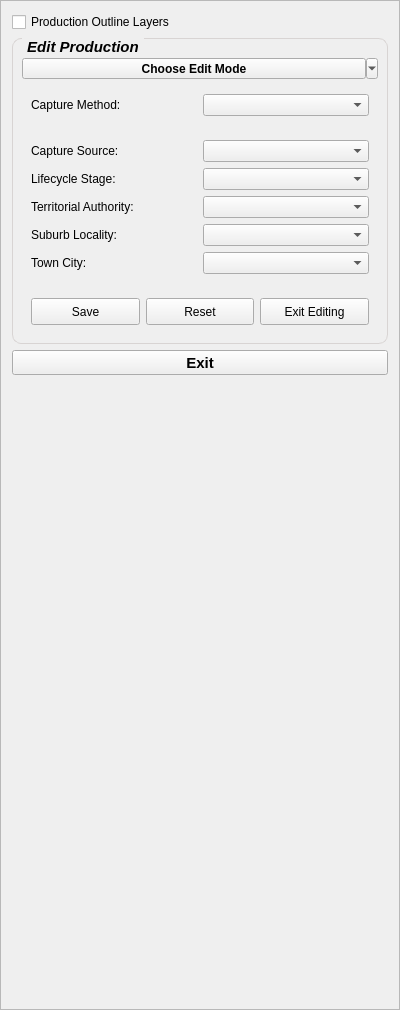
First picture: the form in buildings/gui/production_edits.ui, repository linz/nz-buildings, before the edit.
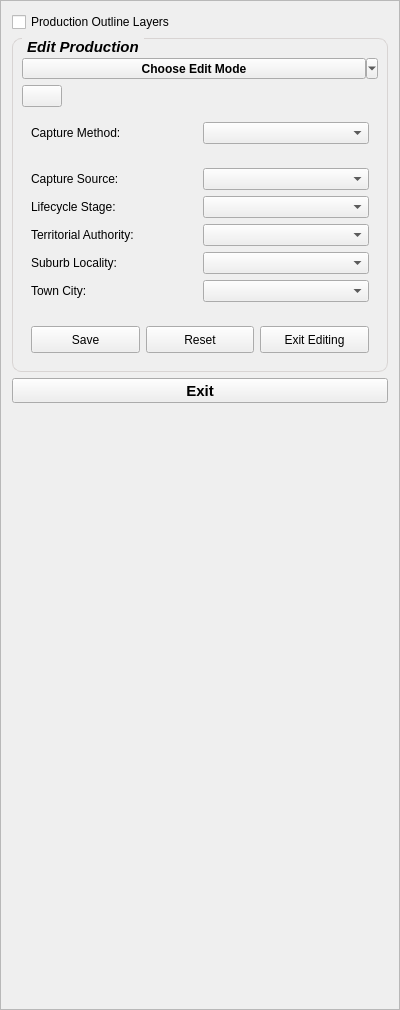
Second picture: the form after the edit.

Commit message: allow users to draw circle features in production

Diff of the .ui file:
```diff
--- a/buildings/gui/production_edits.ui
+++ b/buildings/gui/production_edits.ui
@@ -143,6 +143,36 @@
         </property>
        </widget>
       </item>
+      <item>
+       <layout class="QHBoxLayout" name="horizontalLayout">
+        <item>
+         <widget class="QPushButton" name="btn_circle">
+          <property name="maximumSize">
+           <size>
+            <width>40</width>
+            <height>16777215</height>
+           </size>
+          </property>
+          <property name="text">
+           <string/>
+          </property>
+         </widget>
+        </item>
+        <item>
+         <spacer name="horizontalSpacer">
+          <property name="orientation">
+           <enum>Qt::Horizontal</enum>
+          </property>
+          <property name="sizeHint" stdset="0">
+           <size>
+            <width>40</width>
+            <height>20</height>
+           </size>
+          </property>
+         </spacer>
+        </item>
+       </layout>
+      </item>
       <item>
        <widget class="QWidget" name="layout_capture_method" native="true">
         <layout class="QGridLayout" name="gridLayout">
```
The commit also changes 2 other files.
